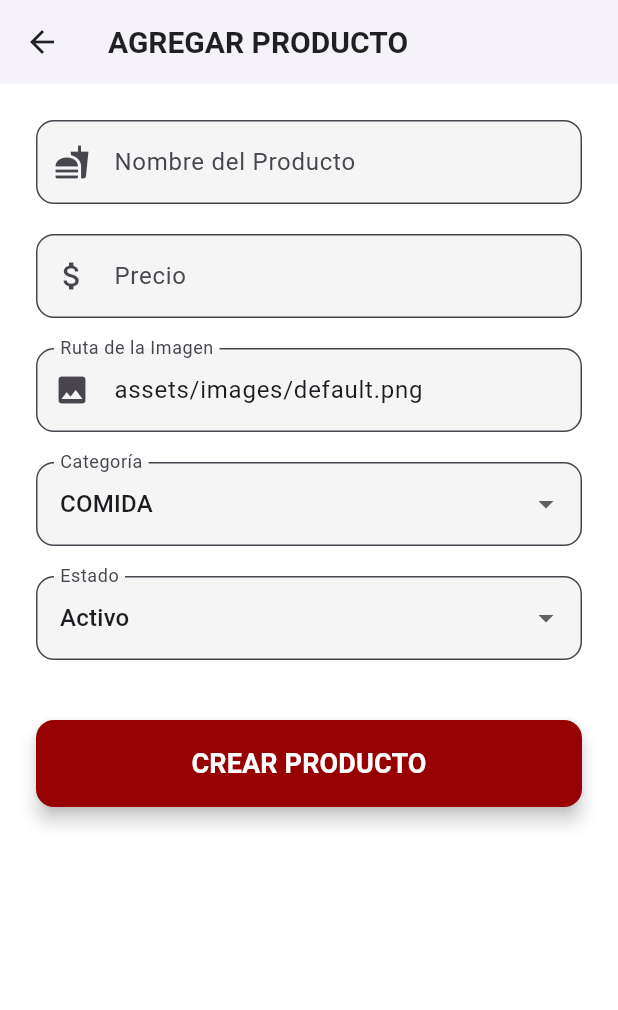
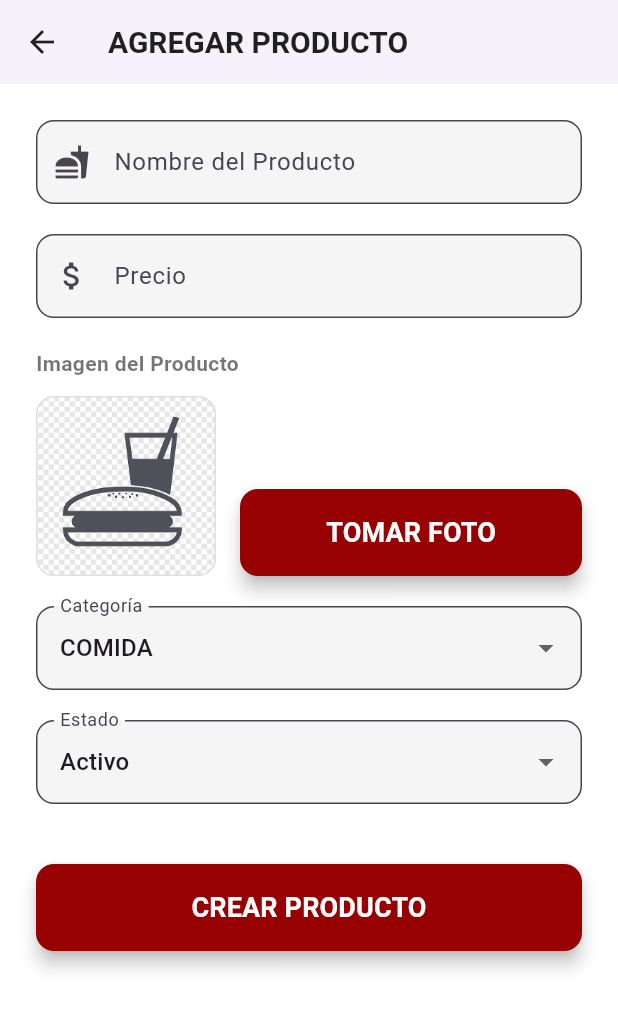
Before and after one commit to luidev-ddtr/hamburgesas, a Flutter app: the ProductFormScreen screen opened directly, on a phone screen of 412 x 824 dp. Shown: the top 1010 px of the screen. Run offline on Flutter 3.47's test engine with Material 3 defaults, Android fonts, the phone set to English and light mode, and no system bars; our stand-ins replace camera, sqflite; accounts and stored records are empty.

Commit message:
add the camera settings

```diff
--- a/lib/screens/dashboard_order.dart
+++ b/lib/screens/dashboard_order.dart
@@ -39,7 +39,7 @@ class _DashboardScreenState extends State<DashboardScreen> {
     showDialog(
       context: context,
       builder: (context) => AlertDialog(
-        title: const DialogHeader(icon: Icons.settings, title: 'GESTIONAR PRODUCTOS'),
+        title: Center(child: const DialogHeader(icon: Icons.settings, title: 'GESTIONAR PRODUCTOS')),
         content: Column(
           mainAxisSize: MainAxisSize.min,
           crossAxisAlignment: CrossAxisAlignment.stretch,
--- a/lib/screens/product_form_screen.dart
+++ b/lib/screens/product_form_screen.dart
@@ -2,6 +2,10 @@ import 'package:flutter/material.dart';
 import 'package:flutter_hamburgesas/models/product_model.dart';
 import 'package:flutter_hamburgesas/services/product_repository.dart';
 import 'package:flutter_hamburgesas/widget/primary_action_button.dart';
+import 'dart:io';
+import 'package:flutter_hamburgesas/services/add_picture/take_picture_screen.dart';
+import 'package:path_provider/path_provider.dart';
+import 'package:path/path.dart' as p;
 
 class ProductFormScreen extends StatefulWidget {
   /// El producto a editar. Si es `null`, la pantalla estará en modo "Crear".
@@ -80,6 +84,39 @@ class _ProductFormScreenState extends State<ProductFormScreen> {
     }
   }
 
+  Future<void> _takePicture() async {
+    // Navega a la pantalla para tomar una foto y espera el resultado (la ruta de la imagen).
+    final tempImagePath = await Navigator.push<String>(
+      context,
+      MaterialPageRoute(builder: (context) => const TakePictureScreen()),
+    );
+
+    // Si no se obtuvo una ruta de imagen temporal, no hacemos nada.
+    if (tempImagePath == null || tempImagePath.isEmpty) return;
+
+    try {
+      // 1. Obtener el directorio de documentos de la aplicación, que es un lugar permanente.
+      final appDir = await getApplicationDocumentsDirectory();
+      // 2. Crear un nombre de archivo único para evitar colisiones.
+      final fileName = '${DateTime.now().millisecondsSinceEpoch}${p.extension(tempImagePath)}';
+      // 3. Crear la ruta de destino permanente.
+      final permanentImagePath = p.join(appDir.path, fileName);
+      // 4. Copiar el archivo desde la ruta temporal a la permanente.
+      await File(tempImagePath).copy(permanentImagePath);
+
+      // 5. Actualizar el controlador y la UI con la nueva ruta permanente.
+      setState(() {
+        _imagePathController.text = permanentImagePath;
+      });
+    } catch (e) {
+      // Manejar cualquier error durante la copia del archivo.
+      if (mounted) {
+        ScaffoldMessenger.of(context).showSnackBar(
+          SnackBar(content: Text('Error al guardar la imagen: $e'), backgroundColor: Colors.redAccent),
+        );
+      }
+    }
+  }
   @override
   Widget build(BuildContext context) {
     return Scaffold(
@@ -112,12 +149,8 @@ class _ProductFormScreenState extends State<ProductFormScreen> {
                 },
               ),
               const SizedBox(height: 20),
-              _buildTextField(
-                controller: _imagePathController,
-                label: 'Ruta de la Imagen',
-                icon: Icons.image,
-                hint: 'Ej: assets/images/producto.png',
-              ),
+              // Reemplazamos el campo de texto de la imagen por el nuevo widget de previsualización y captura.
+              _buildImagePicker(),
               const SizedBox(height: 20),
               _buildDropdownField(
                 label: 'Categoría',
@@ -156,6 +189,42 @@ class _ProductFormScreenState extends State<ProductFormScreen> {
     );
   }
 
+  Widget _buildImagePicker() {
+    return Column(
+      crossAxisAlignment: CrossAxisAlignment.start,
+      children: [
+        const Text(
+          'Imagen del Producto',
+          style: TextStyle(fontWeight: FontWeight.bold, color: Colors.black54),
+        ),
+        const SizedBox(height: 12),
+        Row(
+          crossAxisAlignment: CrossAxisAlignment.end,
+          children: [
+            Container(
+              width: 120,
+              height: 120,
+              decoration: BoxDecoration(
+                border: Border.all(color: Colors.grey.shade300),
+                borderRadius: BorderRadius.circular(12),
+                image: DecorationImage(
+                  fit: BoxFit.cover,
+                  // El ValueListenableBuilder reconstruye la imagen cuando cambia la ruta.
+                  image: _imagePathController.text.startsWith('assets/')
+                      ? AssetImage(_imagePathController.text) as ImageProvider
+                      : FileImage(File(_imagePathController.text)),
+                ),
+              ),
+            ),
+            const SizedBox(width: 16),
+            Expanded(
+              child: PrimaryActionButton(text: 'TOMAR FOTO', onPressed: _takePicture),
+            ),
+          ],
+        ),
+      ],
+    );
+  }
   Widget _buildTextField({
     required TextEditingController controller,
     required String label,
--- a/pubspec.yaml
+++ b/pubspec.yaml
@@ -34,11 +34,13 @@ dependencies:
   path: ^1.9.0
   json_annotation: ^4.9.0
   intl: ^0.17.0
+  path_provider: ^2.1.3 # Añade esta línea
 
 
   # The following adds the Cupertino Icons font to your application.
   # Use with the CupertinoIcons class for iOS style icons.
   cupertino_icons: ^1.0.8
+  camera: ^0.11.3
 
 dev_dependencies:
   flutter_test:
```
Also changed, not shown: lib/services/add_picture/display_picture_screen.dart (added, +49 -0 lines), lib/services/add_picture/take_picture_screen.dart (added, +66 -0 lines), lib/widget/product_grid_item.dart (+17 -7 lines), lib/widget/product_list_dialog.dart (+17 -2 lines), pubspec.lock, 2 other files.
